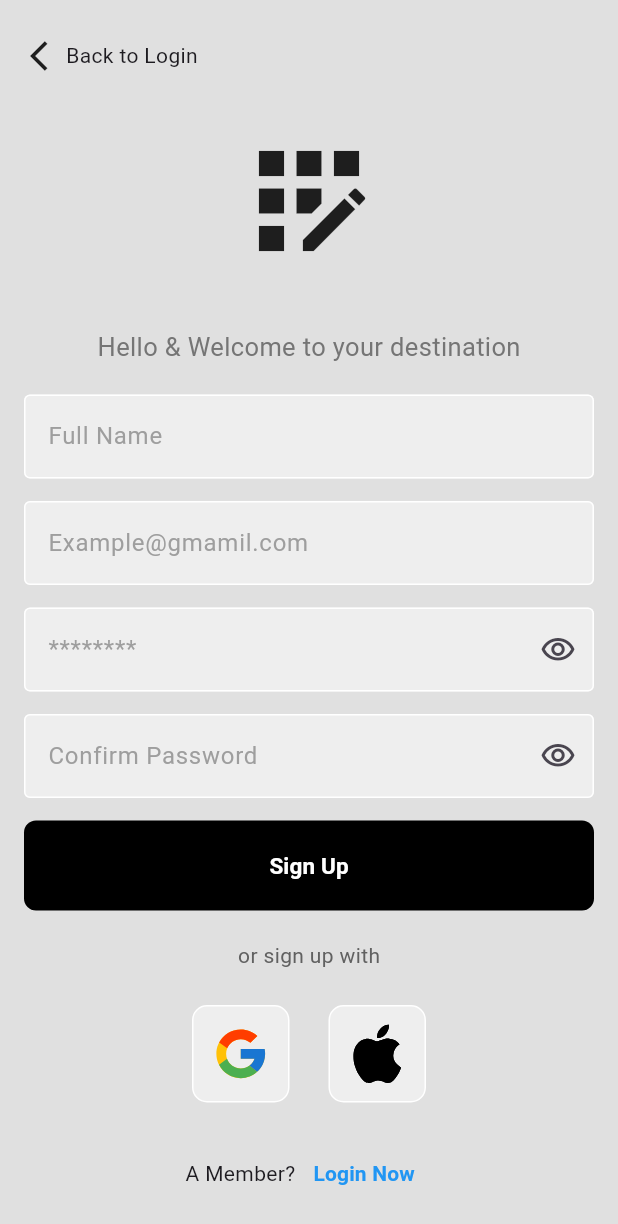
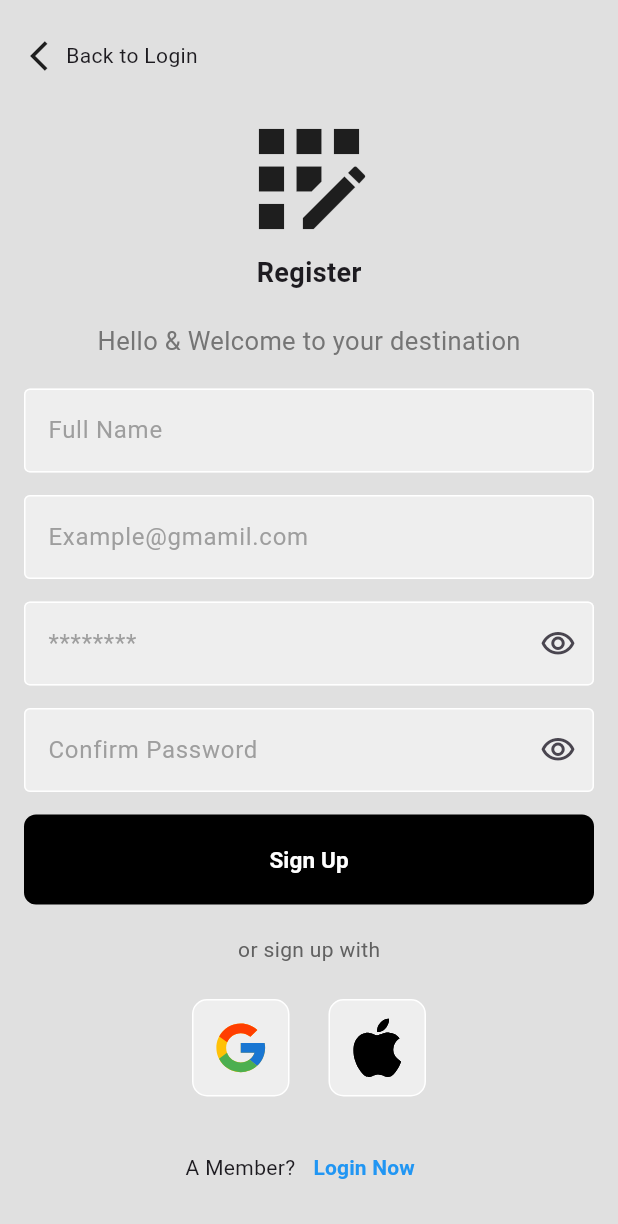
Before and after one commit to gedeastu/Camera_App_Simple, a Flutter app: the screen it shows after launch, after a tap on "Register Now", on a phone screen of 412 x 824 dp. Shown: the top 1224 px of the screen. Run offline on Flutter 3.47's test engine with Material 3 defaults, Android fonts, the phone set to English and light mode, and no system bars; our stand-ins replace flutter_svg.

Commit message:
registrationndone

```diff
--- a/camera_app/lib/pages/login.dart
+++ b/camera_app/lib/pages/login.dart
@@ -31,7 +31,7 @@ class _LoginPageState extends State<LoginPage> {
                 child: Column(
                   children: [
                     Icon(Icons.recycling_sharp,size: 100,),
-                    Text("Microthings",style: TextStyle(fontWeight: FontWeight.bold,fontSize: 18.0),)
+                    Text("Login",style: TextStyle(fontWeight: FontWeight.bold,fontSize: 18.0),)
                   ],
                 ),
               ),
--- a/camera_app/lib/pages/register.dart
+++ b/camera_app/lib/pages/register.dart
@@ -36,11 +36,16 @@ class _RegisterPageState extends State<RegisterPage> {
                 ),
               ),
             ),
-            SizedBox(height: 35.0,),
-            Container(
-              child: Icon(Icons.app_registration,size: 100,),
-            ),
-            SizedBox(height: 35,),
+            SizedBox(height: 20.0,),
+            const SizedBox(
+                child: Column(
+                  children: [
+                    Icon(Icons.app_registration,size: 100,),
+                    Text("Register",style: TextStyle(fontWeight: FontWeight.bold,fontSize: 18.0),)
+                  ],
+                ),
+              ),
+            SizedBox(height: 20,),
             Text("Hello & Welcome to your destination",style: TextStyle(
               fontSize: 17.0,color: Color.fromARGB(255, 117, 117, 117)
             ),),
```
